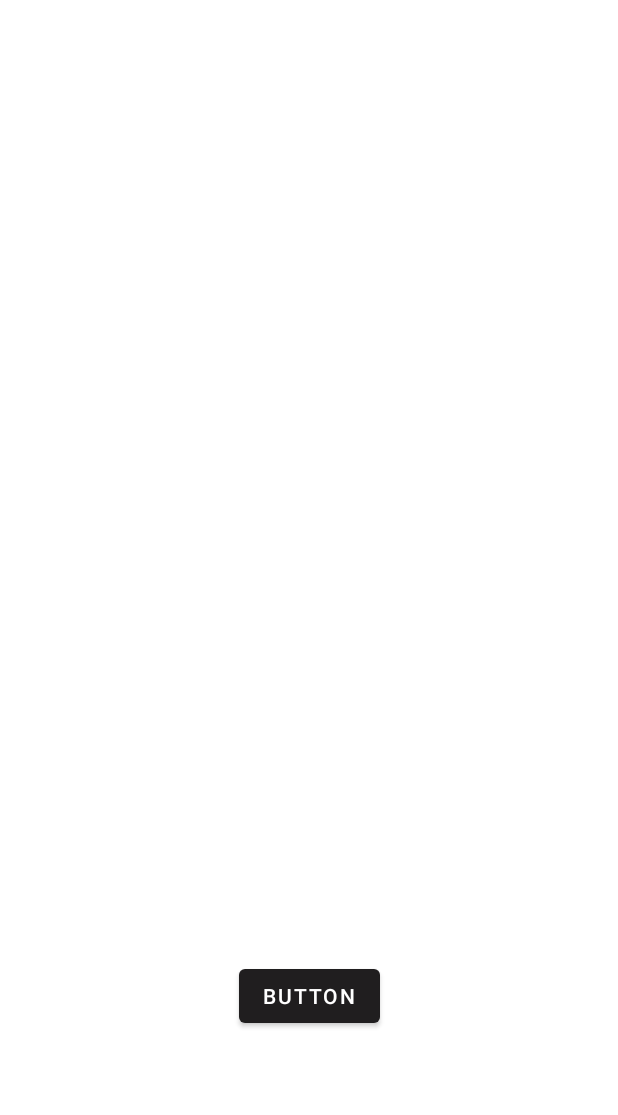
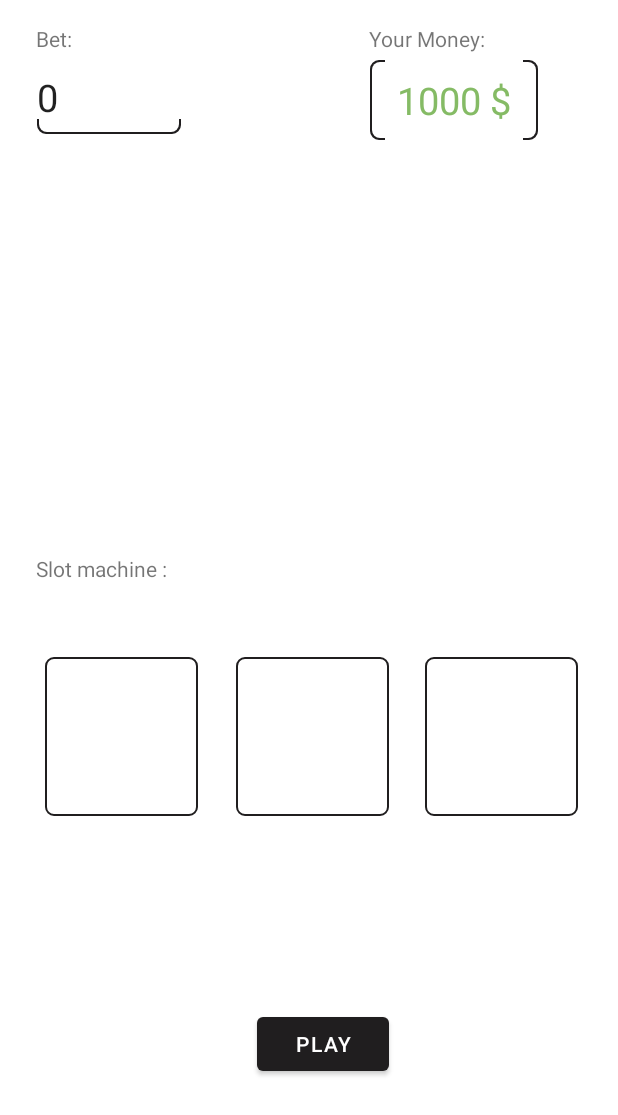
Before and after one commit to Lucadesantos/UnRandomCasino, an Android app: the SlotMachine screen opened directly, with no data from a screen before it, on a phone screen of 412 x 824 dp. Shown: the top 1115 px of the screen. Run offline under Robolectric (Android 15) with nearby library versions, the light colour scheme and no system bars.

Commit message:
Slot Machine

```diff
--- a/app/src/main/java/com/example/unrandomcasino/SlotMachine.java
+++ b/app/src/main/java/com/example/unrandomcasino/SlotMachine.java
@@ -2,15 +2,55 @@ package com.example.unrandomcasino;
 
 import androidx.appcompat.app.AppCompatActivity;
 
+import android.annotation.SuppressLint;
 import android.os.Bundle;
+import android.view.View;
 import android.widget.Button;
+import android.widget.EditText;
+import android.widget.TextView;
+
+import java.util.Arrays;
+import java.util.List;
 
 public class SlotMachine extends AppCompatActivity {
-
+    List<Integer> poss = Arrays.asList(1,2,3);
+    Integer currBet;
     @Override
     protected void onCreate(Bundle savedInstanceState) {
         super.onCreate(savedInstanceState);
         setContentView(R.layout.activity_slot_machine);
         Button spin = findViewById(R.id.spin);
+
+        TextView currentMoney = findViewById(R.id.money3);
+        EditText bet = findViewById(R.id.bet2);
+
+        TextView choice2 = findViewById(R.id.choice2);
+        TextView choice3 = findViewById(R.id.choice3);
+        TextView choice4 = findViewById(R.id.choice4);
+
+        currentMoney.setText(getString(R.string.money,String.valueOf(Perso.getMoney())));
+
+        spin.setOnClickListener(new View.OnClickListener() {
+            @Override
+            public void onClick(View v) {
+//                currBet = Integer.parseInt(bet.getText().toString());
+//                if (currBet == 0){return;}
+//                if (Integer.parseInt(bet.getText().toString()) > Perso.getMoney()) {
+//                    currBet = Perso.getMoney();
+//                    bet.setText(Perso.getMoney());
+//                }
+//
+//                Perso.setMoney(Perso.getMoney() - currBet);
+//                currentMoney.setText(getString(R.string.money, String.valueOf(Perso.getMoney())));
+//                  int randNum1 = RNG.getRandomTest(3);
+//                  int randNum2 = RNG.getRandomTest(3);
+//                  int randNum3 = RNG.getRandomTest(3);
+//                  choice2.setText(String.valueOf(randNum1));
+//                  choice3.setText(String.valueOf(randNum2));
+//                  choice4.setText(String.valueOf(randNum3));
+
+            }
+        });
+
     }
 }
--- a/app/src/main/res/layout/activity_slot_machine.xml
+++ b/app/src/main/res/layout/activity_slot_machine.xml
@@ -6,13 +6,126 @@
     android:layout_height="match_parent"
     tools:context=".SlotMachine">
 
+    <TextView
+        android:id="@+id/textView5"
+        android:layout_width="wrap_content"
+        android:layout_height="wrap_content"
+        android:layout_marginStart="24dp"
+        android:layout_marginLeft="24dp"
+        android:layout_marginTop="16dp"
+        android:text="Bet:"
+        app:layout_constraintStart_toStartOf="parent"
+        app:layout_constraintTop_toTopOf="parent" />
+
+    <EditText
+        android:id="@+id/bet2"
+        android:layout_width="96dp"
+        android:layout_height="49dp"
+        android:layout_marginTop="40dp"
+        android:background="@drawable/editstyle"
+        android:digits="0123456789"
+        android:hint="0"
+        android:inputType="number"
+        android:text="0"
+        android:textSize="25dp"
+        app:layout_constraintEnd_toEndOf="parent"
+        app:layout_constraintHorizontal_bias="0.079"
+        app:layout_constraintStart_toStartOf="parent"
+        app:layout_constraintTop_toTopOf="parent" />
+
+    <TextView
+        android:id="@+id/textView"
+        android:layout_width="wrap_content"
+        android:layout_height="wrap_content"
+        android:layout_marginTop="16dp"
+        android:layout_marginEnd="88dp"
+        android:layout_marginRight="88dp"
+        android:text="Your Money:"
+        app:layout_constraintEnd_toEndOf="parent"
+        app:layout_constraintTop_toTopOf="parent" />
+
+    <TextView
+        android:id="@+id/money3"
+        android:layout_width="112dp"
+        android:layout_height="53dp"
+        android:layout_marginTop="40dp"
+        android:background="@drawable/moneystyle"
+        android:gravity="center"
+        android:text="0"
+        android:textColor="@color/money_green"
+        android:textSize="25dp"
+        app:layout_constraintEnd_toEndOf="parent"
+        app:layout_constraintHorizontal_bias="0.822"
+        app:layout_constraintStart_toStartOf="parent"
+        app:layout_constraintTop_toTopOf="parent" />
+
     <Button
         android:id="@+id/spin"
         android:layout_width="wrap_content"
         android:layout_height="wrap_content"
-        android:layout_marginBottom="136dp"
-        android:text="Button"
+        android:layout_marginBottom="104dp"
+        android:text="Play"
         app:layout_constraintBottom_toBottomOf="parent"
         app:layout_constraintEnd_toEndOf="parent"
+        app:layout_constraintHorizontal_bias="0.529"
         app:layout_constraintStart_toStartOf="parent" />
+
+    <TextView
+        android:id="@+id/choice3"
+        android:layout_width="102dp"
+        android:layout_height="106dp"
+        android:layout_marginTop="48dp"
+        android:layout_marginBottom="128dp"
+        android:foreground="@drawable/spinnerback"
+        android:gravity="center"
+        android:textSize="30dp"
+        app:layout_constraintBottom_toTopOf="@+id/spin"
+        app:layout_constraintEnd_toEndOf="parent"
+        app:layout_constraintHorizontal_bias="0.508"
+        app:layout_constraintStart_toStartOf="parent"
+        app:layout_constraintTop_toBottomOf="@+id/result" />
+
+    <TextView
+        android:id="@+id/textView6"
+        android:layout_width="wrap_content"
+        android:layout_height="wrap_content"
+        android:layout_marginStart="24dp"
+        android:layout_marginLeft="24dp"
+        android:layout_marginBottom="27dp"
+        android:text="Slot machine :"
+        app:layout_constraintBottom_toTopOf="@+id/choice2"
+        app:layout_constraintStart_toStartOf="parent"
+        app:layout_constraintTop_toBottomOf="@+id/bet2"
+        app:layout_constraintVertical_bias="0.928" />
+
+    <TextView
+        android:id="@+id/choice2"
+        android:layout_width="102dp"
+        android:layout_height="106dp"
+        android:layout_marginTop="48dp"
+        android:layout_marginBottom="128dp"
+        android:background="#FFFFFF"
+        android:foreground="@drawable/spinnerback"
+        android:gravity="center"
+        android:textSize="30dp"
+        app:layout_constraintBottom_toTopOf="@+id/spin"
+        app:layout_constraintEnd_toEndOf="parent"
+        app:layout_constraintHorizontal_bias="0.097"
+        app:layout_constraintStart_toStartOf="parent"
+        app:layout_constraintTop_toBottomOf="@+id/result" />
+
+    <TextView
+        android:id="@+id/choice4"
+        android:layout_width="102dp"
+        android:layout_height="106dp"
+        android:layout_marginTop="48dp"
+        android:layout_marginBottom="128dp"
+        android:foreground="@drawable/spinnerback"
+        android:gravity="center"
+        android:textSize="30dp"
+        app:layout_constraintBottom_toTopOf="@+id/spin"
+        app:layout_constraintEnd_toEndOf="parent"
+        app:layout_constraintHorizontal_bias="0.915"
+        app:layout_constraintStart_toStartOf="parent"
+        app:layout_constraintTop_toBottomOf="@+id/result" />
 </androidx.constraintlayout.widget.ConstraintLayout>
--- a/app/src/main/res/mipmap-anydpi-v26/ic_launcher.xml
+++ b/app/src/main/res/mipmap-anydpi-v26/ic_launcher.xml
@@ -1,5 +1,5 @@
 <?xml version="1.0" encoding="utf-8"?>
 <adaptive-icon xmlns:android="http://schemas.android.com/apk/res/android">
-    <background android:drawable="@drawable/ic_launcher_background" />
-    <foreground android:drawable="@drawable/ic_launcher_foreground" />
+    <background android:drawable="@color/ic_launcher_background"/>
+    <foreground android:drawable="@mipmap/ic_launcher_foreground"/>
 </adaptive-icon>
--- a/app/src/main/res/mipmap-anydpi-v26/ic_launcher_round.xml
+++ b/app/src/main/res/mipmap-anydpi-v26/ic_launcher_round.xml
@@ -1,5 +1,5 @@
 <?xml version="1.0" encoding="utf-8"?>
 <adaptive-icon xmlns:android="http://schemas.android.com/apk/res/android">
-    <background android:drawable="@drawable/ic_launcher_background" />
-    <foreground android:drawable="@drawable/ic_launcher_foreground" />
+    <background android:drawable="@color/ic_launcher_background"/>
+    <foreground android:drawable="@mipmap/ic_launcher_foreground"/>
 </adaptive-icon>
```
Also changed, not shown: app/src/main/res/mipmap-hdpi/ic_launcher.png, app/src/main/res/mipmap-hdpi/ic_launcher_round.png, app/src/main/res/mipmap-mdpi/ic_launcher.png, app/src/main/res/mipmap-mdpi/ic_launcher_round.png, app/src/main/res/mipmap-xhdpi/ic_launcher.png, app/src/main/res/mipmap-xhdpi/ic_launcher_round.png, app/src/main/res/mipmap-xxhdpi/ic_launcher.png, app/src/main/res/mipmap-xxhdpi/ic_launcher_round.png, app/src/main/res/mipmap-xxxhdpi/ic_launcher.png, app/src/main/res/mipmap-xxxhdpi/ic_launcher_round.png.
